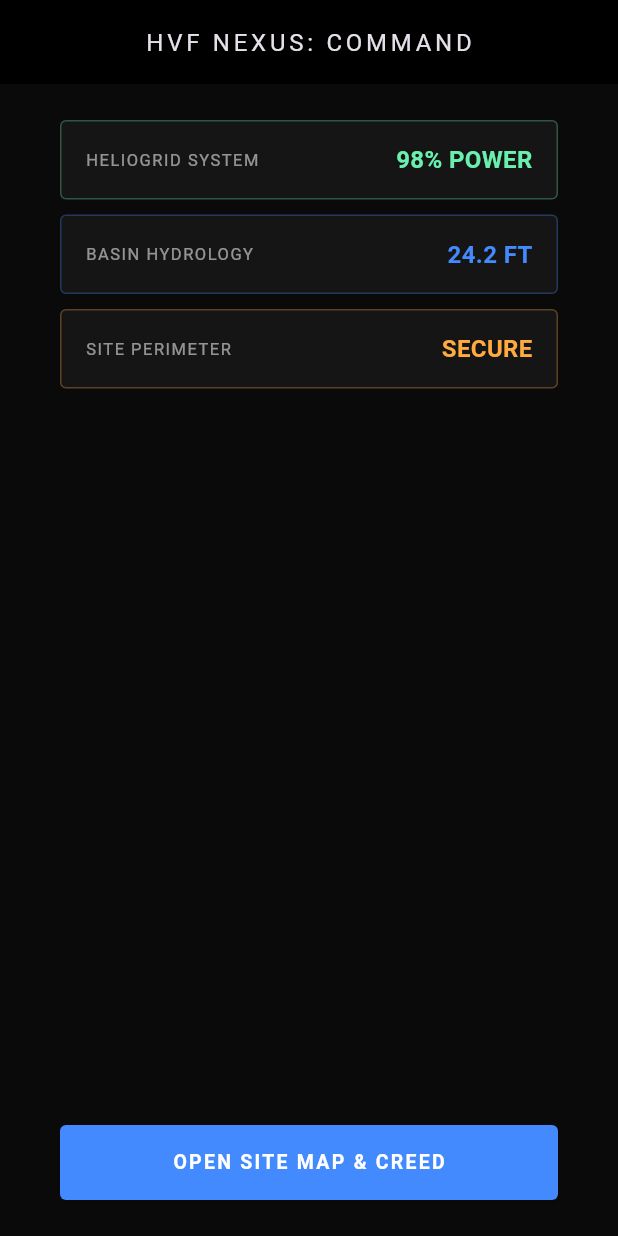
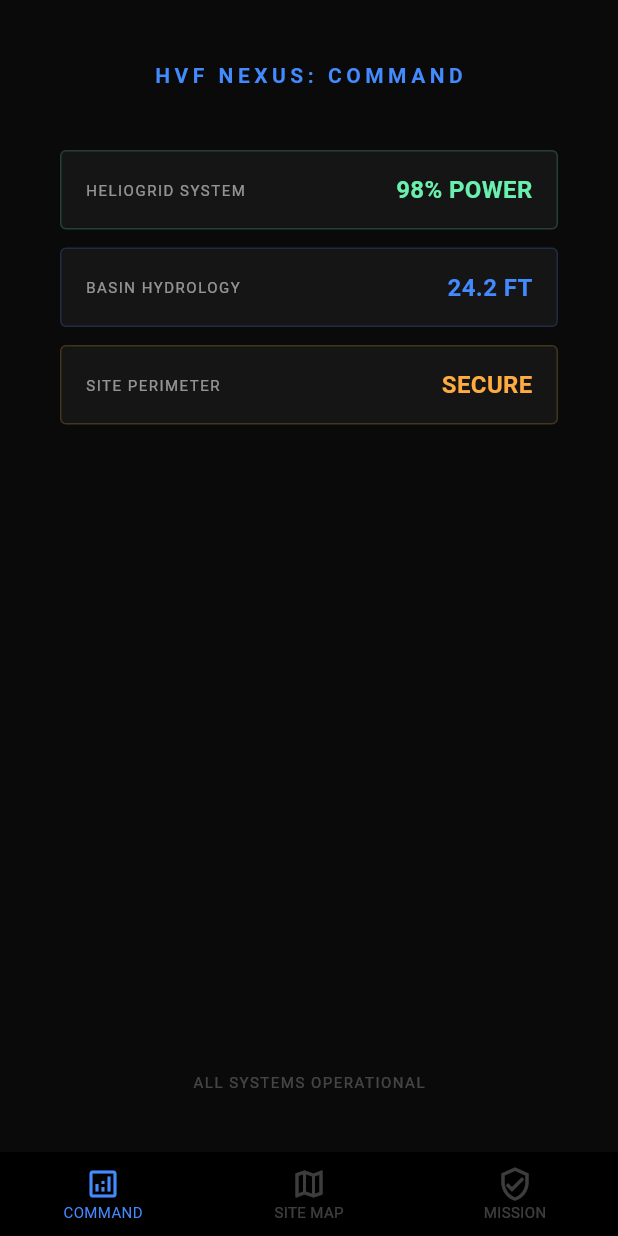
Before and after one commit to mrshumphrey3251-ai/HVF_NEXUS_CORE, a Flutter app: the screen it shows after launch, on a phone screen of 412 x 824 dp. Run offline on Flutter 3.47's test engine with Material 3 defaults, Android fonts, the light colour scheme and no system bars.

Commit message:
Update main.dart

```diff
--- a/lib/main.dart
+++ b/lib/main.dart
@@ -9,89 +9,133 @@ class HVFNexus extends StatelessWidget {
     return MaterialApp(
       debugShowCheckedModeBanner: false,
       theme: ThemeData.dark(),
-      home: const Dashboard(),
+      home: const NexusBase(),
     );
   }
 }
 
-class Dashboard extends StatelessWidget {
-  const Dashboard({super.key});
+class NexusBase extends StatefulWidget {
+  const NexusBase({super.key});
+  @override
+  State<NexusBase> createState() => _NexusBaseState();
+}
 
-  void _showCreed(BuildContext context) {
-    showDialog(
-      context: context,
-      builder: (context) => AlertDialog(
-        backgroundColor: const Color(0xFF1A1A1A),
-        shape: RoundedRectangleBorder(borderRadius: BorderRadius.circular(12)),
-        title: const Text("THE HUMPHREY CREED",
-          style: TextStyle(color: Colors.blueAccent, fontSize: 16, letterSpacing: 2, fontWeight: FontWeight.bold)),
-        content: const SingleChildScrollView(
-          child: Text(
-            "To lead with honor, to build with purpose, and to provide stewardship for the land and those who served. Through Humphrey Virtual Farms, we bridge the legacy of our ancestors with the technology of the future—securing sovereignty for our veterans and a foundation for the next generation.",
-            style: TextStyle(color: Colors.white, fontSize: 14, height: 1.5, fontStyle: FontStyle.italic),
+class _NexusBaseState extends State<NexusBase> {
+  int _selectedIndex = 0;
+
+  // The views are now cleanly separated to avoid overlapping
+  static const List<Widget> _views = [
+    CommandHUD(),
+    SiteMapGIS(),
+    MissionIntel(),
+  ];
+
+  @override
+  Widget build(BuildContext context) {
+    return Scaffold(
+      backgroundColor: const Color(0xFF0A0A0A),
+      // The content now sits safely above the Navigation Bar
+      body: SafeArea(child: _views[_selectedIndex]),
+      bottomNavigationBar: BottomNavigationBar(
+        backgroundColor: Colors.black,
+        selectedItemColor: Colors.blueAccent,
+        unselectedItemColor: Colors.white24,
+        selectedFontSize: 10,
+        unselectedFontSize: 10,
+        currentIndex: _selectedIndex,
+        onTap: (index) => setState(() => _selectedIndex = index),
+        items: const [
+          BottomNavigationBarItem(icon: Icon(Icons.analytics_outlined), label: 'COMMAND'),
+          BottomNavigationBarItem(icon: Icon(Icons.map_outlined), label: 'SITE MAP'),
+          BottomNavigationBarItem(icon: Icon(Icons.verified_user_outlined), label: 'MISSION'),
+        ],
+      ),
+    );
+  }
+}
+
+class CommandHUD extends StatelessWidget {
+  const CommandHUD({super.key});
+  @override
+  Widget build(BuildContext context) {
+    return Padding(
+      padding: const EdgeInsets.symmetric(horizontal: 40.0, vertical: 40.0),
+      child: Column(
+        crossAxisAlignment: CrossAxisAlignment.start,
+        children: [
+          const Center(
+            child: Text("HVF NEXUS: COMMAND",
+              style: TextStyle(fontSize: 14, letterSpacing: 3, fontWeight: FontWeight.bold, color: Colors.blueAccent)),
           ),
-        ),
-        actions: [
-          TextButton(onPressed: () => Navigator.pop(context), child: const Text("CLOSE", style: TextStyle(color: Colors.blueAccent)))
+          const SizedBox(height: 40),
+          _statusCard("HELIOGRID SYSTEM", "98% POWER", Colors.greenAccent),
+          const SizedBox(height: 12),
+          _statusCard("BASIN HYDROLOGY", "24.2 FT", Colors.blueAccent),
+          const SizedBox(height: 12),
+          _statusCard("SITE PERIMETER", "SECURE", Colors.orangeAccent),
+          const Spacer(),
+          const Center(
+            child: Text("ALL SYSTEMS OPERATIONAL",
+              style: TextStyle(color: Colors.white24, fontSize: 10, letterSpacing: 1)),
+          ),
         ],
       ),
     );
   }
 
+  Widget _statusCard(String title, String value, Color color) {
+    return Container(
+      padding: const EdgeInsets.symmetric(horizontal: 16, vertical: 14),
+      decoration: BoxDecoration(
+        color: const Color(0xFF151515),
+        borderRadius: BorderRadius.circular(4),
+        border: Border.all(color: color.withOpacity(0.2))
+      ),
+      child: Row(
+        mainAxisAlignment: MainAxisAlignment.spaceBetween,
+        children: [
+          Text(title, style: const TextStyle(color: Colors.white54, fontSize: 10, letterSpacing: 1)),
+          Text(value, style: TextStyle(color: color, fontSize: 16, fontWeight: FontWeight.bold)),
+        ],
+      ),
+    );
+  }
+}
+
+class SiteMapGIS extends StatelessWidget {
+  const SiteMapGIS({super.key});
   @override
   Widget build(BuildContext context) {
-    return Scaffold(
-      backgroundColor: const Color(0xFF0A0A0A),
-      appBar: AppBar(
-        title: const Text("HVF NEXUS: COMMAND", style: TextStyle(fontSize: 16, letterSpacing: 2.5)), // Scaled down further
-        backgroundColor: Colors.black,
-        elevation: 0,
-        centerTitle: true,
+    return const Center(
+      child: Padding(
+        padding: EdgeInsets.all(40.0),
+        child: Text("JOHNSTON COUNTY\nGIS OVERLAY\n\n[SATELLITE FEED PENDING]",
+          textAlign: TextAlign.center, style: TextStyle(color: Colors.blueAccent, letterSpacing: 2, fontSize: 12)),
       ),
-      body: Padding(
-        padding: const EdgeInsets.symmetric(horizontal: 40.0, vertical: 24.0), // Deep margins (10% pull-in)
+    );
+  }
+}
+
+class MissionIntel extends StatelessWidget {
+  const MissionIntel({super.objective});
+  @override
+  Widget build(BuildContext context) {
+    return Center(
+      child: Padding(
+        padding: const EdgeInsets.all(40.0),
         child: Column(
-          children: [
-            _buildStatusCard("HELIOGRID SYSTEM", "98% POWER", Colors.greenAccent),
-            const SizedBox(height: 10), // Tightened gap
-            _buildStatusCard("BASIN HYDROLOGY", "24.2 FT", Colors.blueAccent),
-            const SizedBox(height: 10), // Tightened gap
-            _buildStatusCard("SITE PERIMETER", "SECURE", Colors.orangeAccent),
-            const Spacer(),
-            // COMMAND BUTTON
-            SizedBox(
-              width: double.infinity,
-              height: 50, // More tactical, slimmer height
-              child: ElevatedButton(
-                style: ElevatedButton.styleFrom(
-                  backgroundColor: Colors.blueAccent,
-                  shape: RoundedRectangleBorder(borderRadius: BorderRadius.circular(4)) // Harder, industrial edges
-                ),
-                onPressed: () => _showCreed(context),
-                child: const Text("OPEN SITE MAP & CREED", style: TextStyle(color: Colors.white, fontSize: 13, fontWeight: FontWeight.bold, letterSpacing: 1.5)),
-              ),
+          mainAxisAlignment: MainAxisAlignment.center,
+          children: const [
+            Text("THE HUMPHREY CREED", style: TextStyle(color: Colors.blueAccent, fontWeight: FontWeight.bold, letterSpacing: 2, fontSize: 14)),
+            SizedBox(height: 24),
+            Text(
+              "To lead with honor, to build with purpose, and to provide stewardship for the land and those who served. Through Humphrey Virtual Farms, we bridge the legacy of our ancestors with the technology of the future—securing sovereignty for our veterans and a foundation for the next generation.",
+              textAlign: TextAlign.center,
+              style: TextStyle(fontStyle: FontStyle.italic, height: 1.6, color: Colors.white70, fontSize: 13),
             ),
           ],
         ),
       ),
     );
   }
-
-  Widget _buildStatusCard(String title, String value, Color color) {
-    return Container(
-      padding: const EdgeInsets.symmetric(horizontal: 16, vertical: 14), // Tighter internal padding
-      decoration: BoxDecoration(
-        color: const Color(0xFF151515), // Slightly lighter for depth
-        borderRadius: BorderRadius.circular(4), // Industrial sharp-round
-        border: Border.all(color: color.withOpacity(0.3), width: 1)
-      ),
-      child: Row(
-        mainAxisAlignment: MainAxisAlignment.spaceBetween,
-        children: [
-          Text(title, style: const TextStyle(color: Colors.white54, fontSize: 11, letterSpacing: 1)),
-          Text(value, style: TextStyle(color: color, fontSize: 16, fontWeight: FontWeight.bold)),
-        ],
-      ),
-    );
-  }
 }
```
